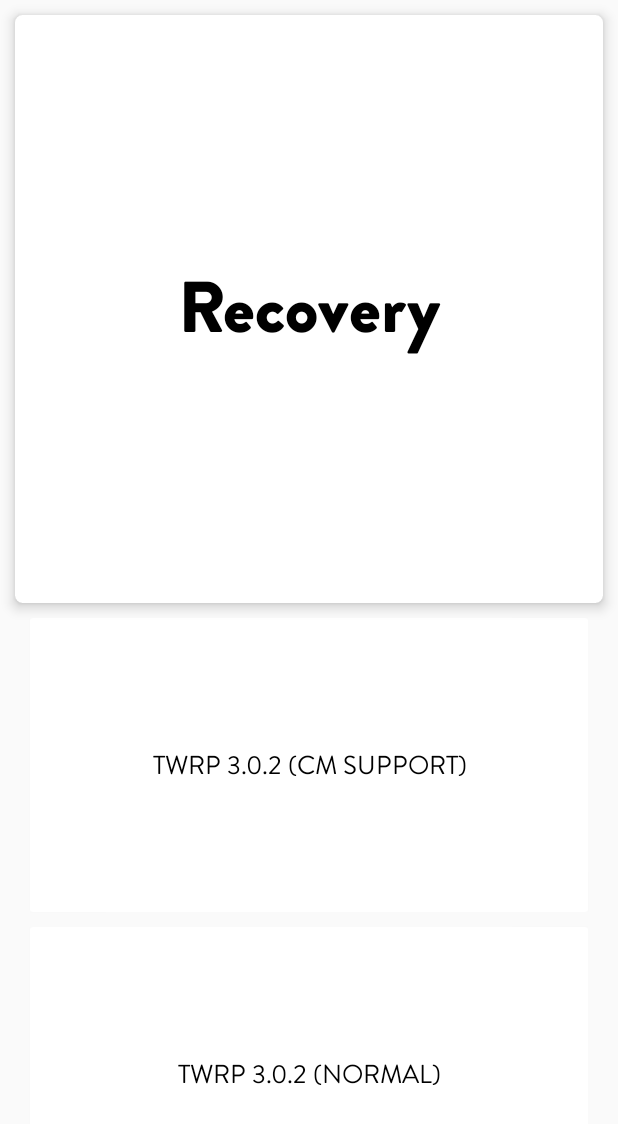
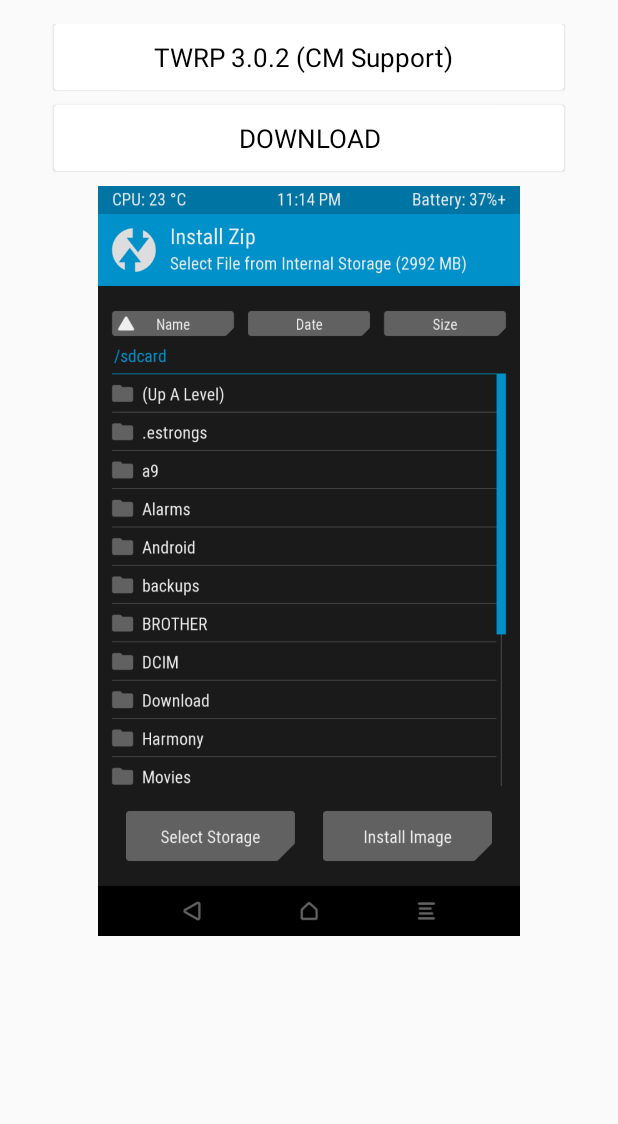
Before and after one commit to harsha20599/LeBox, an Android app: the Recovery screen opened directly, with no data from a screen before it, after a tap on "TWRP 3.0.2 (CM SUPPORT)", on a phone screen of 412 x 824 dp. Shown: the top 1124 px of the screen. Run offline under Robolectric (Android 15) with nearby library versions, the phone set to English and light mode, and no system bars.

Commit message:
Activity and java commit

```diff
--- a/app/src/main/AndroidManifest.xml
+++ b/app/src/main/AndroidManifest.xml
@@ -1,6 +1,8 @@
 <?xml version="1.0" encoding="utf-8"?>
 <manifest xmlns:android="http://schemas.android.com/apk/res/android"
     package="com.nitwit.idiot.lebox">
+    <uses-permission android:name="android.permission.INTERNET"></uses-permission>
+    <uses-permission android:name="android.permission.WRITE_EXTERNAL_STORAGE"></uses-permission>
 
     <application
         android:allowBackup="true"
@@ -8,7 +10,7 @@
         android:label="@string/app_name"
         android:supportsRtl="true"
         android:theme="@style/AppTheme">
-        <activity android:name=".MainActivity"/>
+        <activity android:name=".MainActivity" />
         <activity android:name=".Tutorials" />
         <activity android:name=".Rom" />
         <activity android:name=".Recovery" />
@@ -29,6 +31,7 @@
                 <category android:name="android.intent.category.LAUNCHER" />
             </intent-filter>
         </activity>
+        <activity android:name=".TWRP"></activity>
     </application>
 
 </manifest>
--- a/app/src/main/java/com/nitwit/idiot/lebox/Recovery.java
+++ b/app/src/main/java/com/nitwit/idiot/lebox/Recovery.java
@@ -1,8 +1,10 @@
 package com.nitwit.idiot.lebox;
 
+import android.content.Intent;
 import android.graphics.Typeface;
 import android.support.v7.app.AppCompatActivity;
 import android.os.Bundle;
+import android.view.View;
 import android.widget.TextView;
 
 public class Recovery extends AppCompatActivity {
@@ -25,4 +27,9 @@
         txt1.setTypeface(BrandonGrotesque);
         txt2.setTypeface(BrandonGrotesque);
     }
+    public void TWRP(View a)
+    {
+        Intent next=new Intent(getApplicationContext(),TWRP.class);
+        startActivity(next);
+    }
 }
--- /dev/null
+++ b/app/src/main/java/com/nitwit/idiot/lebox/TWRP.java
@@ -0,0 +1,49 @@
+package com.nitwit.idiot.lebox;
+
+import android.app.DownloadManager;
+import android.content.Context;
+import android.net.Uri;
+import android.os.AsyncTask;
+import android.os.Environment;
+import android.support.v7.app.AppCompatActivity;
+import android.os.Bundle;
+import android.support.v7.widget.CardView;
+import android.view.View;
+import android.webkit.MimeTypeMap;
+import android.webkit.URLUtil;
+import android.widget.Toast;
+
+import java.io.DataInputStream;
+import java.io.File;
+import java.io.FileNotFoundException;
+import java.io.FileOutputStream;
+import java.io.IOException;
+import java.io.InputStream;
+import java.net.HttpURLConnection;
+import java.net.MalformedURLException;
+import java.net.URI;
+import java.net.URL;
+
+public class TWRP extends AppCompatActivity {
+    CardView downlaod;
+    DownloadManager dm;
+    String twrpurl="https://doc-0k-c4-docs.googleusercontent.com/docs/securesc/3er8vbsvilfui60jg6utufjppechuv7p/dmrfc46vui24tmaeamonjkfksrsskdma/1480752000000/01355672019904255492/16240943234981144751/0B1c3qOuqMvK3MGxFWjBNa0tuWjQ?e=download&nonce=rqrcil9dg1joo&user=16240943234981144751&hash=p57f031llgfacf0scoc3dn71rrstqbqr";
+
+    @Override
+    protected void onCreate(Bundle savedInstanceState) {
+        super.onCreate(savedInstanceState);
+        setContentView(R.layout.activity_twrp);
+        downlaod=(CardView)findViewById(R.id.donwloadbutton);
+        downlaod.setOnClickListener(new View.OnClickListener() {
+            @Override
+            public void onClick(View view) {
+                dm=(DownloadManager)getSystemService(Context.DOWNLOAD_SERVICE);
+                Uri uri=Uri.parse("https://drive.google.com/uc?export=download&id=0B1c3qOuqMvK3MGxFWjBNa0tuWjQ");
+                DownloadManager.Request request=new DownloadManager.Request(uri);
+                request.setNotificationVisibility(DownloadManager.Request.VISIBILITY_VISIBLE_NOTIFY_COMPLETED);
+                Long reference=dm.enqueue(request);
+            }
+        });
+    }
+
+}
--- a/app/src/main/res/layout/activity_recovery.xml
+++ b/app/src/main/res/layout/activity_recovery.xml
@@ -44,7 +44,7 @@
         <android.support.v7.widget.CardView
             xmlns:card_view="http://schemas.android.com/apk/res-auto"
             android:id="@+id/card_view1"
-            android:onClick="Tutorial"
+            android:onClick="TWRP"
             android:layout_gravity="center"
             android:layout_width="match_parent"
             android:layout_height="0dp"
--- a/app/src/main/res/layout/activity_rom.xml
+++ b/app/src/main/res/layout/activity_rom.xml
@@ -28,7 +28,7 @@
             android:layout_weight="2">
 
             <TextView
-                android:text="LeBox"
+                android:text="ROMs"
                 android:textSize="48dp"
                 android:paddingTop="10dp"
                 android:paddingBottom="10dp"
--- /dev/null
+++ b/app/src/main/res/layout/activity_twrp.xml
@@ -0,0 +1,96 @@
+<?xml version="1.0" encoding="utf-8"?>
+<RelativeLayout xmlns:android="http://schemas.android.com/apk/res/android"
+    xmlns:tools="http://schemas.android.com/tools"
+    android:id="@+id/activity_twrp"
+    android:layout_width="match_parent"
+    android:layout_height="match_parent"
+    android:paddingBottom="@dimen/activity_vertical_margin"
+    android:paddingLeft="@dimen/activity_horizontal_margin"
+    android:paddingRight="@dimen/activity_horizontal_margin"
+    android:paddingTop="@dimen/activity_vertical_margin"
+    tools:context="com.nitwit.idiot.lebox.TWRP">
+<ScrollView
+    android:layout_width="match_parent"
+    android:layout_height="match_parent">
+    <LinearLayout
+        android:orientation="vertical"
+        android:layout_width="match_parent"
+        android:layout_height="wrap_content"
+        android:layout_centerHorizontal="true"
+        android:layout_alignParentBottom="true"
+        android:layout_alignParentTop="true">
+
+        <android.support.v7.widget.CardView
+            xmlns:card_view="http://schemas.android.com/apk/res-auto"
+            android:id="@+id/card_view2"
+            android:layout_gravity="center"
+            android:layout_width="match_parent"
+            android:layout_height="0dp"
+            card_view:cardCornerRadius="2dp"
+            android:layout_marginBottom="10dp"
+            android:layout_marginLeft="20dp"
+            android:layout_marginRight="20dp"
+            card_view:cardElevation="1dp"
+            android:layout_weight="1"
+            android:clickable="true"
+            android:foreground="@drawable/ripple_bg"
+            android:stateListAnimator="@anim/lift_on_touch">
+
+
+
+            <TextView
+                android:paddingTop="10dp"
+                android:paddingBottom="10dp"
+                android:id="@+id/text2"
+                android:gravity="center"
+                android:layout_width="match_parent"
+                android:layout_height="match_parent"
+                android:text="TWRP 3.0.2 (CM Support)  "
+                android:textSize="17sp"
+                android:textColor="@color/black" />
+
+        </android.support.v7.widget.CardView>
+
+        <android.support.v7.widget.CardView
+            xmlns:card_view="http://schemas.android.com/apk/res-auto"
+            android:id="@+id/donwloadbutton"
+            android:layout_gravity="center"
+            android:layout_width="match_parent"
+            android:layout_height="0dp"
+            card_view:cardCornerRadius="2dp"
+            android:layout_marginBottom="10dp"
+            android:layout_marginLeft="20dp"
+            android:layout_marginRight="20dp"
+            card_view:cardElevation="1dp"
+            android:layout_weight="1"
+            android:clickable="true"
+            android:foreground="@drawable/ripple_bg"
+            android:stateListAnimator="@anim/lift_on_touch">
+
+
+
+            <TextView
+                android:paddingTop="10dp"
+                android:paddingBottom="10dp"
+                android:id="@+id/text3"
+                android:gravity="center"
+                android:layout_width="match_parent"
+                android:layout_height="match_parent"
+                android:text="DOWNLOAD"
+                android:textSize="17sp"
+                android:textColor="@color/black" />
+
+
+        </android.support.v7.widget.CardView>
+
+        <ImageView
+            android:layout_width="wrap_content"
+            android:layout_height="500dp"
+            android:src="@drawable/twrp1"/>
+
+
+
+    </LinearLayout>
+</ScrollView>
+
+</RelativeLayout>
```
Also changed, not shown: app/src/main/res/drawable-v21/twrp1.png (added), 1 other file.
